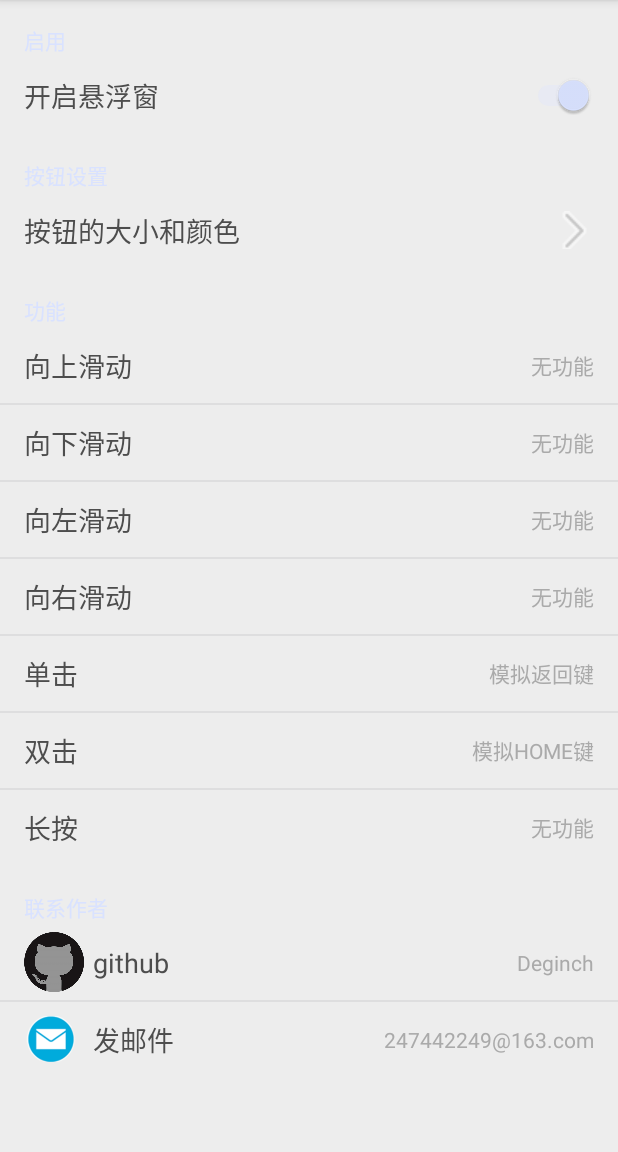
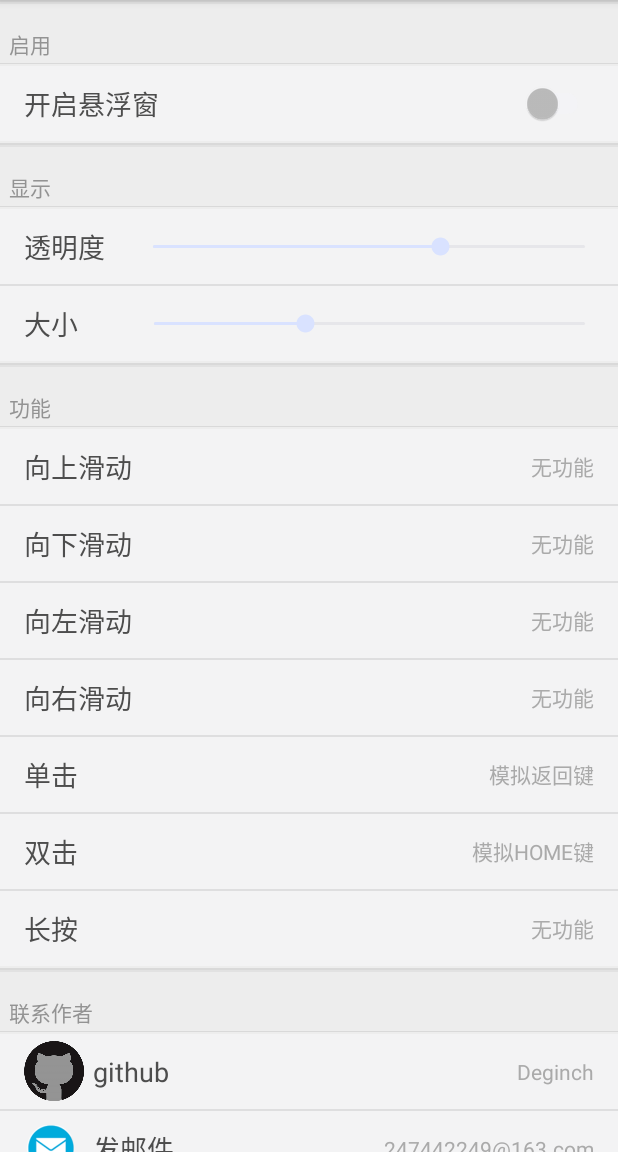
Before and after one commit to Deginch/SmartTouch, an Android app: the screen it shows after launch (MainActivity), on a phone screen of 412 x 824 dp, the part 84-1236 px from its top. Run offline under Robolectric (Android 15) with nearby library versions, the phone set to English and light mode, and no system bars.

Commit message:
1.0可用版本，配置完成，修改bug
增加修改尺寸和颜色， 开启和关闭悬浮窗功能。解决移动的bug。

```diff
--- a/app/src/main/java/com/example/degince/smarttouch/MainActivity.java
+++ b/app/src/main/java/com/example/degince/smarttouch/MainActivity.java
@@ -3,9 +3,14 @@ package com.example.degince.smarttouch;
 import android.accessibilityservice.AccessibilityServiceInfo;
 import android.app.AlertDialog;
 import android.content.ActivityNotFoundException;
+import android.content.ComponentName;
 import android.content.DialogInterface;
 import android.content.Intent;
+import android.content.ServiceConnection;
+import android.content.SharedPreferences;
+import android.os.IBinder;
 import android.preference.PreferenceActivity;
+import android.preference.SwitchPreference;
 import android.provider.Settings;
 import android.support.v4.view.accessibility.AccessibilityManagerCompat;
 import android.os.Bundle;
@@ -32,15 +37,48 @@ import android.preference.Preference.OnPreferenceClickListener;
 import android.preference.PreferenceActivity;
 import android.support.v4.view.accessibility.AccessibilityManagerCompat;
 import android.view.accessibility.AccessibilityManager;
+import android.widget.SeekBar;
 
-public class MainActivity extends PreferenceActivity implements PreferenceChangeListener{
+import com.example.degince.smarttouch.preference.MyListPreference;
+import com.example.degince.smarttouch.preference.MySeekBarPreference;
+
+public class MainActivity extends PreferenceActivity implements OnPreferenceChangeListener, MySeekBarPreference.OnSeekBarPrefsChangeListener {
 	private String TAG = "MainActivity";
+	private static SharedPreferences sharedPreferences;
+	private MySeekBarPreference alphaSb, widthSb, heightSb, distanceSb;
+	private SwitchPreference started;
+	private String preferencesName = "com.example.degince.smarttouch_preferences";
+	private MyAccessibilityService accessibilityService;
+
 
 	@Override
 	protected void onCreate(Bundle savedInstanceState) {
 		super.onCreate(savedInstanceState);
 		setContentView(R.layout.activity_main_list);
 		addPreferencesFromResource(R.xml.main_preference);
+		sharedPreferences = getSharedPreferences(preferencesName, Context.MODE_PRIVATE);
+		//获取辅助服务
+		accessibilityService=MyAccessibilityService.getSharedInstance();
+
+		started=(SwitchPreference)findPreference("started");
+		started.setOnPreferenceChangeListener(this);
+		if(accessibilityService!=null) {
+			started.setChecked(accessibilityService.isFLoatViewCreated());
+		}else {
+			started.setChecked(false);
+		}
+
+
+		alphaSb = (MySeekBarPreference) findPreference("alpha");// 找到preference
+		alphaSb.setDefaultProgressValue(Util.getAlpha(sharedPreferences));// 设置起始时的进度
+		alphaSb.setMax(60);// 设置最大的数值，不超过10000。如果超过了请在seekbarPreference源码中进行修改max值
+		alphaSb.setOnSeekBarPrefsChangeListener(this);// 设置监听器
+
+
+		widthSb = (MySeekBarPreference) findPreference("size");
+		widthSb.setMax(200);
+		widthSb.setDefaultProgressValue(Util.getSize(sharedPreferences));
+		widthSb.setOnSeekBarPrefsChangeListener(this);
 	}
 
 	@Override
@@ -61,14 +99,17 @@ public class MainActivity extends PreferenceActivity implements PreferenceChange
 		}
 		if (!isEnabled) {
 			AccessibilitySetting();
+		}else{
+			accessibilityService=MyAccessibilityService.getSharedInstance();
 		}
 	}
 
+	//开启辅助服务设置
 	private void AccessibilitySetting() {
 		Log.i(TAG, "不存在,提示");
 		new AlertDialog.Builder(MainActivity.this)
 				.setTitle("提醒")
-				.setMessage("是否开启辅助服务")
+				.setMessage("打开悬浮窗需要开启辅助服务，点击设置开启。")
 				.setPositiveButton("设置",
 						new DialogInterface.OnClickListener() {
 							public void onClick(DialogInterface dialog,
@@ -96,9 +137,51 @@ public class MainActivity extends PreferenceActivity implements PreferenceChange
 
 	}
 
+	@Override
+	public boolean onPreferenceChange(Preference preference, Object newValue) {
+		Log.i(TAG,"onPreferenceChange+"+preference.getKey()+"*"+newValue);
+		if(preference.getKey().equals("started")) {
+			if (accessibilityService != null) {
+				if (newValue.equals(true)) {
+					accessibilityService.createFloatView();
+				} else {
+					accessibilityService.closeFloatView();
+				}
+			}else{
+				accessibilityService=MyAccessibilityService.getSharedInstance();
+				AccessibilitySetting();
+				return false;
+			}
+
+		}
+		return true;
+	}
 
 	@Override
-	public void preferenceChange(PreferenceChangeEvent pce) {
-		Log.i(TAG,"配置发生改变");
+	public void onStopTrackingTouch(String key, SeekBar seekBar) {
+		Log.i(TAG,"onStopTrackingTouch");
+		if(accessibilityService!=null) {
+			accessibilityService.updateButton();
+		}else {
+			accessibilityService=MyAccessibilityService.getSharedInstance();
+		}
+
+	}
+
+	@Override
+	public void onStartTrackingTouch(String key, SeekBar seekBar) {
+		Log.i(TAG,"onStartTrackingTouch");
+
+	}
+
+	@Override
+	public void onProgressChanged(String key, SeekBar seekBar, int progress, boolean fromUser) {
+		Log.i(TAG,"onProgressChanged");
+		if(accessibilityService!=null) {
+			accessibilityService.updateButton();
+		}else {
+			accessibilityService=MyAccessibilityService.getSharedInstance();
+		}
+
 	}
 }
--- a/app/src/main/java/com/example/degince/smarttouch/Util.java
+++ b/app/src/main/java/com/example/degince/smarttouch/Util.java
@@ -7,6 +7,7 @@ import android.app.Service;
 import android.content.Context;
 import android.content.DialogInterface;
 import android.content.Intent;
+import android.content.SharedPreferences;
 import android.content.pm.ActivityInfo;
 import android.content.pm.PackageManager;
 import android.content.pm.ResolveInfo;
@@ -16,6 +17,7 @@ import android.os.Build.VERSION;
 import android.os.PowerManager;
 import android.os.SystemClock;
 import android.os.Vibrator;
+import android.util.Log;
 import android.view.WindowManager;
 import android.view.WindowManager.LayoutParams;
 import android.widget.Toast;
@@ -27,6 +29,7 @@ import java.util.List;
 public class Util {
 	public static float UnClickAlpha =0.1f;
 	public static float ClickAlpha =0.7f;
+	private static String TAG="Util";
 	public static void virtualHome(Context mContext) {
 		// 模拟HOME键
 		Intent i = new Intent(Intent.ACTION_MAIN);
@@ -34,6 +37,8 @@ public class Util {
 		i.addCategory(Intent.CATEGORY_HOME);
 		mContext.startActivity(i);
 	}
+
+
 
 	public static void virtualBack(AccessibilityService service) {
 		if (VERSION.SDK_INT < 16) {
@@ -106,4 +111,36 @@ public class Util {
 		vibrator.vibrate(time);
 		vibrator.cancel();
 	}
+
+	public static int getSize(SharedPreferences sharedPreferences) {
+		Log.i(TAG, "尺寸为Size=" + sharedPreferences.getInt("size", 70));
+		return sharedPreferences.getInt("size", 70);
+	}
+
+	public static int getAlpha(SharedPreferences sharedPreferences){
+		int alpha =sharedPreferences.getInt("alpha", 40);
+		Log.i(TAG, "透明度为" + alpha);
+		UnClickAlpha=alpha/100f;
+		return alpha;
+	}
+
+	public static int getColor(SharedPreferences sharedPreferences) {
+		String color = sharedPreferences.getString("color", "green");
+		Log.i(TAG, "颜色为" + color);
+		int colorInt = 0xff000000;
+		if (color.equals("black")) {
+			colorInt = 0xff000000;
+		} else if (color.equals("white")) {
+			colorInt = 0xffffffff;
+		} else if (color.equals("blue")) {
+			colorInt = 0xff6dcaec;
+		} else if (color.equals("green")) {
+			colorInt = 0xffb9e3d9;
+		} else if (color.equals("red")) {
+			colorInt = 0xffff7979;
+		} else if (color.equals("orange")) {
+			colorInt = 0xffffd060;
+		}
+		return colorInt;
+	}
 }
--- /dev/null
+++ b/app/src/main/java/com/example/degince/smarttouch/preference/MySeekBarPreference.java
@@ -0,0 +1,238 @@
+package com.example.degince.smarttouch.preference;
+
+/**
+ * Created by Degince on 2015/8/6.
+ */
+import android.content.Context;
+import android.os.Parcel;
+import android.os.Parcelable;
+import android.preference.Preference;
+import android.util.AttributeSet;
+import android.view.View;
+import android.widget.SeekBar;
+import android.widget.SeekBar.OnSeekBarChangeListener;
+import android.widget.TextView;
+
+import com.example.degince.smarttouch.R;
+
+public class MySeekBarPreference extends Preference implements OnSeekBarChangeListener {
+
+	private TextView value;
+	private int mProgress;
+	private int mMax = 100000;// 如果您的seekbar最大值超过了10000，那么在这里修改下即可。否则会被限制最大值为10000
+	private boolean mTrackingTouch;
+	private OnSeekBarPrefsChangeListener mListener = null;
+
+	public MySeekBarPreference(Context context, AttributeSet attrs, int defStyle) {
+		super(context, attrs, defStyle);
+
+		setMax(mMax);
+		setLayoutResource(R.layout.seekbar);
+	}
+
+	public MySeekBarPreference(Context context, AttributeSet attrs) {
+		this(context, attrs, 0);
+	}
+
+	public MySeekBarPreference(Context context) {
+		this(context, null);
+	}
+
+	@Override
+	protected void onBindView(View view) {
+		super.onBindView(view);
+
+		SeekBar seekBar = (SeekBar) view.findViewById(R.id.seekbar);
+		seekBar.setMax(mMax);
+		seekBar.setProgress(mProgress);
+		seekBar.setEnabled(isEnabled());
+		seekBar.setOnSeekBarChangeListener(this);
+		value = (TextView) view.findViewById(R.id.value);
+		value.setText(String.valueOf(mProgress));
+	}
+
+	/**
+	 * 设置默认的值
+	 *
+	 * @param defaultValue
+	 */
+	public void setDefaultProgressValue(int defaultValue) {
+		if (getPersistedInt(-1) == -1) {
+			// 说明没有用户设定的值，所以设置初始值
+			setProgress(defaultValue);
+		}
+	}
+
+	@Override
+	protected void onSetInitialValue(boolean restoreValue, Object defaultValue) {
+		setProgress(restoreValue ? getPersistedInt(mProgress) : (Integer) defaultValue);
+	}
+
+	public void setMax(int max) {
+		if (max != mMax) {
+			mMax = max;
+			notifyChanged();
+		}
+	}
+
+	public void setProgress(int progress) {
+		setProgress(progress, true);
+	}
+
+	private void setProgress(int progress, boolean notifyChanged) {
+		if (progress > mMax) {
+			progress = mMax;
+		}
+		if (progress < 0) {
+			progress = 0;
+		}
+		if (progress != mProgress) {
+			mProgress = progress;
+			persistInt(progress);
+			if (notifyChanged) {
+				notifyChanged();
+			}
+		}
+	}
+
+	public int getProgress() {
+		return mProgress;
+	}
+
+	public void setOnSeekBarPrefsChangeListener(OnSeekBarPrefsChangeListener listener) {
+		mListener = listener;
+	}
+
+	/**
+	 * @author:Jack Tony
+	 * @tips :设置监听器
+	 * @date :2014-8-17
+	 */
+	public interface OnSeekBarPrefsChangeListener {
+		// public void OnSeekBarChangeListener(SeekBar seekBar, boolean
+		// isChecked);
+		public void onStopTrackingTouch(String key, SeekBar seekBar);
+
+		public void onStartTrackingTouch(String key, SeekBar seekBar);
+
+		public void onProgressChanged(String key, SeekBar seekBar, int progress, boolean fromUser);
+	}
+
+	/**
+	 * Persist the seekBar's progress value if callChangeListener returns true,
+	 * otherwise set the seekBar's progress to the stored value
+	 */
+	void syncProgress(SeekBar seekBar) {
+		int progress = seekBar.getProgress();
+		if (progress != mProgress) {
+			if (callChangeListener(progress)) {
+				setProgress(progress, false);
+			} else {
+				seekBar.setProgress(mProgress);
+			}
+		}
+	}
+
+	@Override
+	public void onProgressChanged(SeekBar seekBar, int progress, boolean fromUser) {
+		// value.setText(seekBar.getProgress()+"");
+		if (mListener != null) {
+			mListener.onProgressChanged(getKey(), seekBar, progress, fromUser);
+		}
+		if (seekBar.getProgress() != mProgress) {
+			syncProgress(seekBar);
+		}
+		if (fromUser && !mTrackingTouch) {
+			syncProgress(seekBar);
+		}
+	}
+
+	@Override
+	public void onStartTrackingTouch(SeekBar seekBar) {
+		if (mListener != null) {
+			mListener.onStartTrackingTouch(getKey(), seekBar);
+		}
+		mTrackingTouch = true;
+	}
+
+	@Override
+	public void onStopTrackingTouch(SeekBar seekBar) {
+		if (mListener != null) {
+			mListener.onStopTrackingTouch(getKey(), seekBar);
+		}
+		mTrackingTouch = false;
+		if (seekBar.getProgress() != mProgress) {
+			syncProgress(seekBar);
+		}
+		notifyHierarchyChanged();
+	}
+
+	@Override
+	protected Parcelable onSaveInstanceState() {
+		/*
+		 * Suppose a client uses this preference type without persisting. We
+		 * must save the instance state so it is able to, for example, survive
+		 * orientation changes.
+		 */
+
+		final Parcelable superState = super.onSaveInstanceState();
+		if (isPersistent()) {
+			// No need to save instance state since it's persistent
+			return superState;
+		}
+
+		// Save the instance state
+		final SavedState myState = new SavedState(superState);
+		myState.progress = mProgress;
+		myState.max = mMax;
+		return myState;
+	}
+
+	@Override
+	protected void onRestoreInstanceState(Parcelable state) {
+		if (!state.getClass().equals(SavedState.class)) {
+			// Didn't save state for us in onSaveInstanceState
+			super.onRestoreInstanceState(state);
+			return;
+		}
+
+		// Restore the instance state
+		SavedState myState = (SavedState) state;
+		super.onRestoreInstanceState(myState.getSuperState());
+		mProgress = myState.progress;
+
+		mMax = myState.max;
+		notifyChanged();
+	}
+
+	/**
+	 * SavedState, a subclass of {@link BaseSavedState}, will store the state of
+	 * MyPreference, a subclass of Preference.
+	 * <p>
+	 * It is important to always call through to super methods.
+	 */
+	private static class SavedState extends BaseSavedState {
+		int progress;
+		int max;
+
+		public SavedState(Parcel source) {
+			super(source);
+			// Restore the click counter
+			progress = source.readInt();
+			max = source.readInt();
+		}
+
+		@Override
+		public void writeToParcel(Parcel dest, int flags) {
+			super.writeToParcel(dest, flags);
+			// Save the click counter
+			dest.writeInt(progress);
+			dest.writeInt(max);
+		}
+
+		public SavedState(Parcelable superState) {
+			super(superState);
+		}
+
+	}
+}
--- /dev/null
+++ b/app/src/main/res/drawable/selector_item.xml
@@ -0,0 +1,10 @@
+<?xml version="1.0" encoding="utf-8"?>
+<selector
+  xmlns:android="http://schemas.android.com/apk/res/android">
+    <item android:state_window_focused="false" android:drawable="@color/itemdisabled" />
+    <item android:state_enabled="false" android:drawable="@color/itemdisabled" />
+    <item android:state_enabled="true" android:state_pressed="true" android:drawable="@color/itemSelectColor" />
+    <item android:state_focused="true" android:state_enabled="true" android:drawable="@color/itemSelectColor" />
+    <item android:state_enabled="true" android:state_selected="true" android:drawable="@color/itemSelectColor" />
+    <item android:drawable="@color/itemBgColor" />
+</selector>
--- a/app/src/main/res/layout/list_items.xml
+++ b/app/src/main/res/layout/list_items.xml
@@ -2,11 +2,12 @@
 <LinearLayout xmlns:android="http://schemas.android.com/apk/res/android"
               android:layout_width="match_parent"
               android:layout_height="wrap_content"
+              android:background="@drawable/selector_item"
               android:gravity="center_vertical"
               android:minHeight="50dp"
               android:orientation="horizontal"
               android:paddingLeft="16dp"
-              android:paddingRight="16dp" >
+              android:paddingRight="16dp">
 
     <ImageView
         android:id="@android:id/icon"
@@ -15,13 +16,13 @@
         android:layout_gravity="center_vertical"
         android:layout_marginRight="6dp"
         android:scaleType="fitCenter"
-        android:src="@drawable/bg_small"/>
+        android:src="@drawable/github"/>
 
     <RelativeLayout
         android:layout_width="wrap_content"
         android:layout_height="match_parent"
         android:layout_marginBottom="4dp"
-        android:layout_marginTop="4dp" >
+        android:layout_marginTop="4dp">
 
         <TextView
             android:id="@android:id/title"
@@ -33,19 +34,19 @@
             android:singleLine="true"
             android:text="title"
             android:textColor="#4d4d4d"
-            android:textSize="18.0sp" />
+            android:textSize="18.0sp"/>
 
         <TextView
             android:id="@android:id/summary"
             android:layout_width="wrap_content"
             android:layout_height="wrap_content"
+            android:layout_alignParentRight="true"
             android:layout_centerVertical="true"
-            android:layout_alignParentRight="true"
             android:layout_toLeftOf="@android:id/widget_frame"
             android:maxLines="2"
             android:text="summary"
             android:textColor="#AAAAAA"
-            android:textSize="14sp" />
+            android:textSize="14sp"/>
 
         <FrameLayout
             android:id="@android:id/widget_frame"
@@ -54,9 +55,10 @@
             android:layout_alignParentRight="true"
             android:layout_centerVertical="true"
             android:layout_marginLeft="4dp"
-            android:gravity="center_vertical" >
+            android:gravity="center_vertical">
         </FrameLayout>
 
 
     </RelativeLayout>
+
 </LinearLayout>
--- /dev/null
+++ b/app/src/main/res/layout/prefs_category_widget.xml
@@ -0,0 +1,36 @@
+<?xml version="1.0" encoding="utf-8"?>
+<LinearLayout xmlns:android="http://schemas.android.com/apk/res/android"
+              android:layout_width="fill_parent"
+              android:layout_height="wrap_content"
+              android:background="#ededed"
+              android:orientation="vertical" >
+
+    <!-- 这个id需要注意，要引用安卓源码中的 -->
+
+    <ImageView
+        android:layout_width="match_parent"
+        android:layout_height="1dp"
+        android:src="#d9d9d9" />
+
+    <ImageView
+        android:layout_width="match_parent"
+        android:layout_height="1dp"
+        android:layout_marginBottom="16dp"
+        android:src="#e2e2e2" />
+
+    <TextView
+        android:id="@android:id/title"
+        android:layout_width="match_parent"
+        android:layout_height="wrap_content"
+        android:layout_marginBottom="2dp"
+        android:paddingLeft="6dp"
+        android:text="title"
+        android:textColor="#939393"
+        android:textSize="14sp" />
+
+    <ImageView
+        android:layout_width="match_parent"
+        android:layout_height="0.5dp"
+        android:src="#d9d9d9" />
+
+</LinearLayout>
--- /dev/null
+++ b/app/src/main/res/layout/seekbar.xml
@@ -0,0 +1,69 @@
+<?xml version="1.0" encoding="utf-8"?>
+<LinearLayout xmlns:android="http://schemas.android.com/apk/res/android"
+              android:layout_width="match_parent"
+              android:layout_height="wrap_content"
+              android:background="@drawable/selector_item"
+              android:baselineAligned="false"
+              android:gravity="center_vertical"
+              android:minHeight="50dp"
+              android:paddingLeft="16dp">
+
+    <LinearLayout
+        android:layout_width="wrap_content"
+        android:layout_height="match_parent"
+        android:gravity="center"
+        android:minWidth="0dp"
+        android:orientation="horizontal" >
+
+        <ImageView
+            android:id="@+android:id/icon"
+            android:layout_width="40dp"
+            android:layout_height="40dp"
+            android:layout_gravity="center"
+            android:layout_marginRight="6dp"
+            android:scaleType="fitCenter" />
+
+        <TextView
+            android:id="@+android:id/title"
+            android:layout_width="wrap_content"
+            android:layout_height="wrap_content"
+            android:ellipsize="marquee"
+            android:fadingEdge="horizontal"
+            android:singleLine="true"
+            android:textColor="#4d4d4d"
+            android:textSize="18.0sp" />
+    </LinearLayout>
+
+
+    <RelativeLayout
+        android:layout_width="wrap_content"
+        android:layout_height="wrap_content"
+        android:layout_marginBottom="3dip"
+        android:layout_marginLeft="16dip"
+        android:layout_marginRight="6dip"
+        android:layout_marginTop="3dip"
+        android:layout_weight="1" >
+
+        <!-- 注意：一定得设置进度条的高度，不然进度条会很高。 -->
+
+        <TextView
+            android:id="@+id/value"
+            android:layout_width="wrap_content"
+            android:layout_height="wrap_content"
+            android:layout_alignParentTop="true"
+            android:layout_centerHorizontal="true"
+            android:visibility="gone"
+            android:maxLines="1"
+            android:text="value"
+            android:textSize="10sp"
+            android:textColor="#aaaaaa" />
+
+        <SeekBar
+            android:id="@+id/seekbar"
+            android:layout_width="match_parent"
+            android:layout_height="wrap_content"
+            android:layout_below="@id/value"
+            android:maxHeight="3dp"
+            android:minHeight="1dp"/>
+    </RelativeLayout>
+</LinearLayout>
--- a/app/src/main/res/xml/main_preference.xml
+++ b/app/src/main/res/xml/main_preference.xml
@@ -1,28 +1,46 @@
-<PreferenceScreen xmlns:android="http://schemas.android.com/apk/res/android" >
+<PreferenceScreen xmlns:android="http://schemas.android.com/apk/res/android">
 
     <PreferenceCategory
+        android:layout="@layout/prefs_category_widget"
         android:title="启用">
         <SwitchPreference
+            android:background="@color/barColor"
             android:defaultValue="true"
             android:key="started"
-            android:background="@color/barColor"
-            android:title="开启悬浮窗"
-            android:layout="@layout/list_items"/>
+            android:layout="@layout/list_items"
+            android:title="开启悬浮窗"/>
     </PreferenceCategory>
 
     <PreferenceCategory
-        android:title="按钮设置">
+        android:layout="@layout/prefs_category_widget"
+        android:title="显示">
 
-    <PreferenceScreen
-        android:layout="@layout/list_items"
-        android:title="按钮的大小和颜色"
-        android:widgetLayout="@layout/arrow_widget" >
-        <!--<intent android:action="com.kale.intent.action.Display_ACTION" />-->
-    </PreferenceScreen>
+        <!--<com.example.degince.smarttouch.preference.MyListPreference-->
+            <!--android:defaultValue="green"-->
+            <!--android:dialogTitle="选择悬浮窗的背景色"-->
+            <!--android:entries="@array/drawColor"-->
+            <!--android:entryValues="@array/drawColor_value"-->
+            <!--android:key="color"-->
+            <!--android:layout="@layout/list_items"-->
+            <!--android:summary="绿"-->
+            <!--android:title="颜色"/>-->
+
+        <com.example.degince.smarttouch.preference.MySeekBarPreference
+            android:key="alpha"
+            android:layout="@layout/list_items"
+            android:title="透明度"/>
+
+        <com.example.degince.smarttouch.preference.MySeekBarPreference
+            android:key="size"
+            android:layout="@layout/list_items"
+            android:title="大小    "/>
+
     </PreferenceCategory>
 
+
     <PreferenceCategory
-        android:title="功能" >
+        android:layout="@layout/prefs_category_widget"
+        android:title="功能">
 
         <com.example.degince.smarttouch.preference.MyListPreference
             android:defaultValue="nothing"
@@ -32,7 +50,7 @@
             android:key="swipeUp"
             android:layout="@layout/list_items"
             android:summary="收起通知栏"
-            android:title="向上滑动" />
+            android:title="向上滑动"/>
 
 
         <com.example.degince.smarttouch.preference.MyListPreference
@@ -43,7 +61,7 @@
             android:key="swipeDown"
             android:layout="@layout/list_items"
             android:summary="呼出通知栏"
-            android:title="向下滑动" />
+            android:title="向下滑动"/>
 
         <com.example.degince.smarttouch.preference.MyListPreference
             android:defaultValue="nothing"
@@ -53,7 +71,7 @@
             android:key="swipeLeft"
             android:layout="@layout/list_items"
             android:summary="查看最近任务"
-            android:title="向左滑动" />
+            android:title="向左滑动"/>
 
         <com.example.degince.smarttouch.preference.MyListPreference
             android:defaultValue="nothing"
@@ -63,7 +81,7 @@
             android:key="swipeRight"
             android:layout="@layout/list_items"
             android:summary="查看最近任务"
-            android:title="向右滑动" />
+            android:title="向右滑动"/>
 
         <com.example.degince.smarttouch.preference.MyListPreference
             android:defaultValue="back"
@@ -73,7 +91,7 @@
             android:key="singleClick"
             android:layout="@layout/list_items"
             android:summary="无功能"
-            android:title="单击" />
+            android:title="单击"/>
 
         <com.example.degince.smarttouch.preference.MyListPreference
             android:defaultValue="home"
@@ -83,7 +101,7 @@
             android:key="doubleClick"
             android:layout="@layout/list_items"
             android:summary="返回键"
-            android:title="双击" />
+            android:title="双击"/>
 
         <com.example.degince.smarttouch.preference.MyListPreference
             android:defaultValue="nothing"
@@ -93,32 +111,33 @@
             android:key="longClick"
             android:layout="@layout/list_items"
             android:summary="模拟HOME键"
-            android:title="长按" />
+            android:title="长按"/>
     </PreferenceCategory>
 
 
-
     <PreferenceCategory
-        android:title="联系作者" >
+        android:layout="@layout/prefs_category_widget"
+        android:title="联系作者">
 
         <PreferenceScreen
             android:icon="@drawable/github"
             android:layout="@layout/list_items"
-            android:title="github"
-            android:summary="Deginch">
+            android:summary="Deginch"
+            android:title="github">
             <intent
                 android:action="android.intent.action.VIEW"
-                android:data="https://github.com/Deginch/SmartTouch" />
+                android:data="https://github.com/Deginch/SmartTouch"/>
         </PreferenceScreen>
 
         <Preference
             android:icon="@drawable/mail"
             android:key="mail"
             android:layout="@layout/list_items"
-            android:title="发邮件"
-            android:summary="247442249@163.com">
+            android:summary="247442249@163.com"
+            android:title="发邮件">
         </Preference>
 
     </PreferenceCategory>
 
+    <PreferenceCategory android:layout="@layout/prefs_category_end_widget" />
 </PreferenceScreen>
```
Also changed, not shown: app/src/main/java/com/example/degince/smarttouch/MyAccessibilityService.java (+34 -12 lines), app/src/main/java/com/example/degince/smarttouch/MyFloatingView.java (+32 -13 lines), app/src/main/res/layout/prefs_category_end_widget.xml (added, +21 -0 lines), app/src/main/res/drawable/bg_big.png.
